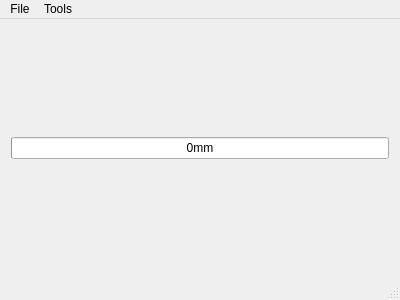
First picture: the form in Desktop/mainwindow.ui, repository azais-corentin/SliderBar, before the edit.
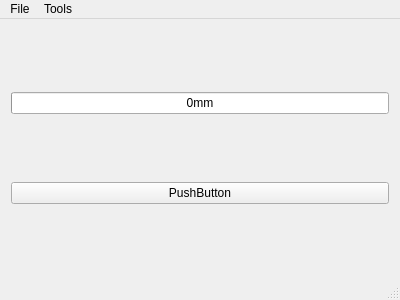
Second picture: the form after the edit.

```diff
--- a/Desktop/mainwindow.ui
+++ b/Desktop/mainwindow.ui
@@ -25,6 +25,13 @@
       </property>
      </widget>
     </item>
+    <item row="1" column="0">
+     <widget class="QPushButton" name="bSendPacket">
+      <property name="text">
+       <string>PushButton</string>
+      </property>
+     </widget>
+    </item>
    </layout>
   </widget>
   <widget class="QMenuBar" name="menuBar">
```
